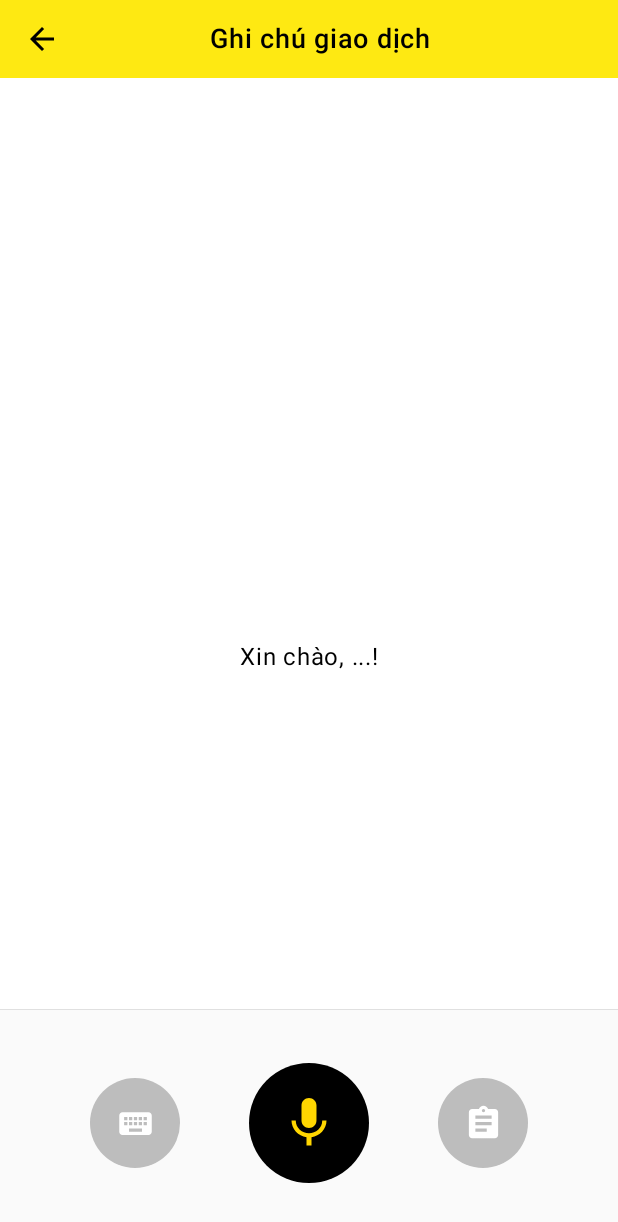
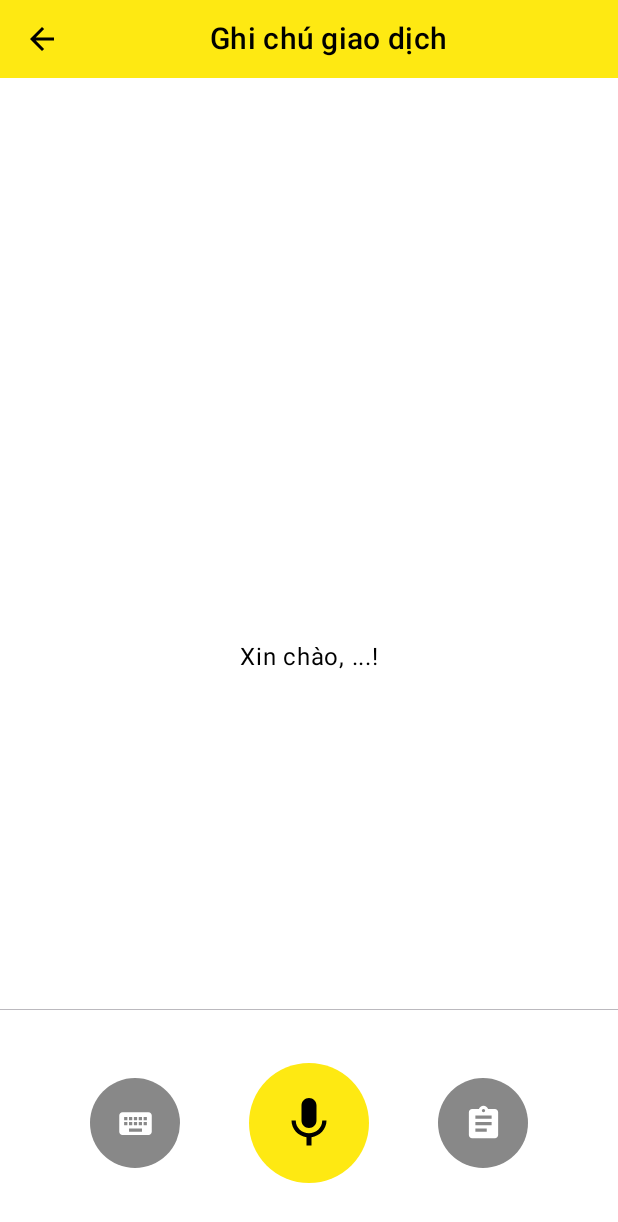
Before and after one commit to Money-manage-App/Money-manage-app, an Android app built with Jetpack Compose: the AddScreen screen opened through its navigation route, on a phone screen of 412 x 824 dp. Shown: the top 1222 px of the screen. Run offline under Robolectric (Android 15) with nearby library versions, the phone set to English and light mode, and no system bars; our stand-ins replace accompanist.

Commit message:
chỉnh sáng/tối

```diff
--- a/app/src/main/java/com/example/money_manage_app/features/ui/screens/add/AddScreen.kt
+++ b/app/src/main/java/com/example/money_manage_app/features/ui/screens/add/AddScreen.kt
@@ -8,6 +8,7 @@ import com.example.money_manage_app.R
 import androidx.compose.material.icons.Icons
 import androidx.compose.material.icons.filled.*
 import androidx.compose.material3.*
+import androidx.compose.material3.MaterialTheme.typography
 import androidx.compose.runtime.*
 import androidx.compose.ui.Alignment
 import androidx.compose.ui.Modifier
@@ -20,19 +21,19 @@ import androidx.navigation.NavHostController
 
 @Composable
 fun AddScreen(navController: NavHostController) {
+    val colors = MaterialTheme.colorScheme
+
     Box(
         modifier = Modifier
             .fillMaxSize()
-            .background(Color(0xFFF8F8F8))
+            .background(colors.background) // Thay Color(0xFFF8F8F8)
     ) {
-        Column(
-            modifier = Modifier.fillMaxSize()
-        ) {
-            // Header vàng
+        Column(modifier = Modifier.fillMaxSize()) {
+            // Header vàng -> dùng primary
             Box(
                 modifier = Modifier
                     .fillMaxWidth()
-                    .background(Color(0xFFFEE912))
+                    .background(colors.primary) // Thay Color(0xFFFEE912)
                     .padding(horizontal = 16.dp, vertical = 14.dp)
             ) {
                 Row(
@@ -42,7 +43,7 @@ fun AddScreen(navController: NavHostController) {
                     Icon(
                         imageVector = Icons.Default.ArrowBack,
                         contentDescription = "Back",
-                        tint = Color.Black,
+                        tint = colors.onPrimary, // Thay Color.Black
                         modifier = Modifier
                             .size(24.dp)
                             .clickable { navController.popBackStack() }
@@ -50,48 +51,45 @@ fun AddScreen(navController: NavHostController) {
                     Spacer(modifier = Modifier.width(100.dp))
                     Text(
                         text = stringResource(R.string.note_transaction),
-                        fontSize = 18.sp,
-                        fontWeight = FontWeight.Medium,
-                        color = Color.Black
+                        color = colors.onPrimary, // Thay Color.Black
+                        style = MaterialTheme.typography.titleMedium.copy(fontSize = 20.sp)
                     )
                 }
             }
 
-            // Content area với text ở giữa
+            // Content area với text
             Box(
                 modifier = Modifier
                     .fillMaxWidth()
                     .weight(1f)
-                    .background(Color.White),
+                    .background(colors.background), // Thay Color.White
                 contentAlignment = Alignment.Center
             ) {
                 Text(
-                    text = "Xin chào, ...!",
+                    stringResource(R.string.hello),
                     fontSize = 16.sp,
-                    color = Color.Black,
+                    color = colors.onSurface, // Thay Color.Black
                     fontWeight = FontWeight.Normal
                 )
             }
         }
 
-        // Bottom bar với 3 nút (fixed ở dưới cùng)
+        // Bottom bar
         Box(
             modifier = Modifier
                 .fillMaxWidth()
                 .align(Alignment.BottomCenter)
         ) {
-            // Đường kẻ mờ phía trên
             Column {
                 Divider(
                     thickness = 0.5.dp,
-                    color = Color(0xFFE0E0E0)
+                    color = colors.outline.copy(alpha = 0.5f) // Thay Color(0xFFE0E0E0)
                 )
-
                 Row(
                     modifier = Modifier
                         .fillMaxWidth()
-                        .background(Color(0xFFFAFAFA))
-                        .padding(vertical =35.dp, horizontal = 60.dp),
+                        .background(colors.surface) // Thay Color(0xFFFAFAFA)
+                        .padding(vertical = 35.dp, horizontal = 60.dp),
                     horizontalArrangement = Arrangement.SpaceBetween,
                     verticalAlignment = Alignment.CenterVertically
                 ) {
@@ -99,7 +97,7 @@ fun AddScreen(navController: NavHostController) {
                     Box(
                         modifier = Modifier
                             .size(60.dp)
-                            .background(Color(0xFFBDBDBD), CircleShape)
+                            .background(Color.Gray, CircleShape) // Có thể dùng colors.secondaryContainer
                             .clickable { /* Xử lý keyboard */ },
                         contentAlignment = Alignment.Center
                     ) {
@@ -111,29 +109,28 @@ fun AddScreen(navController: NavHostController) {
                         )
                     }
 
-                    // Nút microphone (chính giữa - lớn hơn)
+                    // Nút microphone
                     Box(
                         modifier = Modifier
                             .size(80.dp)
-                            .background(Color.Black, CircleShape)
+                            .background(colors.primary, CircleShape) // theme-aware
                             .clickable { /* Xử lý voice */ },
                         contentAlignment = Alignment.Center
                     ) {
                         Icon(
                             imageVector = Icons.Default.Mic,
                             contentDescription = "Microphone",
-                            tint = Color(0xFFFFD600),
+                            tint = colors.onPrimary, // theme-aware
                             modifier = Modifier.size(40.dp)
                         )
                     }
 
-                    // Nút note - Click vào đây sẽ mở AddScreen
+                    // Nút note
                     Box(
                         modifier = Modifier
                             .size(60.dp)
-                            .background(Color(0xFFBDBDBD), CircleShape)
+                            .background(Color.Gray, CircleShape)
                             .clickable {
-                                // Navigate tới AddScreen
                                 navController.navigate("add_transaction")
                             },
                         contentAlignment = Alignment.Center
--- a/app/src/main/res/values/strings.xml
+++ b/app/src/main/res/values/strings.xml
@@ -59,6 +59,7 @@
 
     <!-- Add Screen -->
     <string name="note_transaction">Ghi chú giao dịch</string>
+    <string name="hello">Xin chào, ...!</string>
 
     <!-- Add Transaction Screen -->
     <string name="add">Thêm</string>
```
Also changed, not shown: 1 other file.
